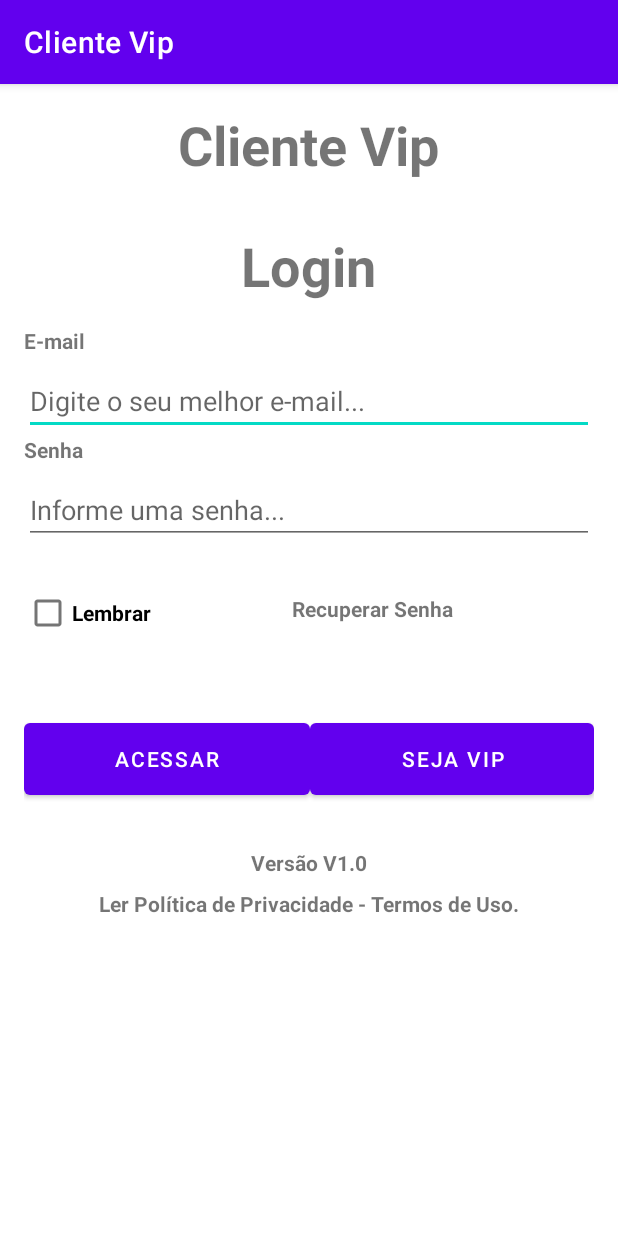
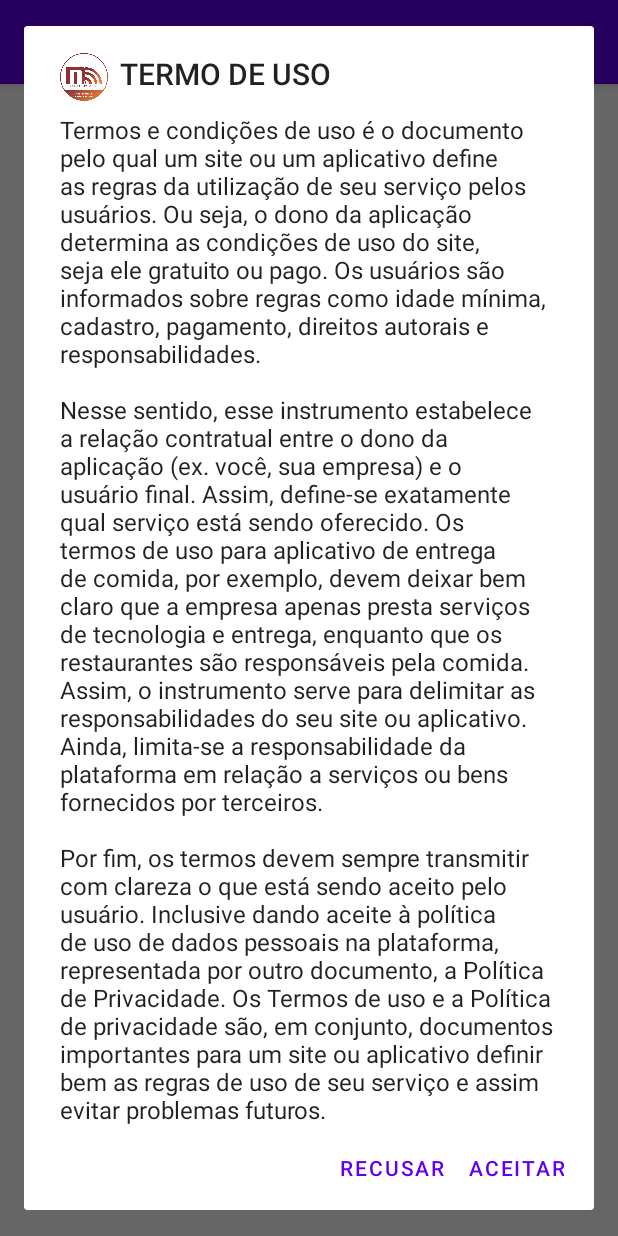
Before and after one commit to JCarvalhoOAK/AppClientesVip, an Android app: the screen it shows after launch (LoginActivity), after a tap on an icon or button, on a phone screen of 412 x 824 dp. Run offline under Robolectric (Android 15) with nearby library versions, the light colour scheme and no system bars.

Commit message:
ADD ANY AlertDialog

```diff
--- a/app/src/main/java/br/com/appclientesvip/view/LoginActivity.java
+++ b/app/src/main/java/br/com/appclientesvip/view/LoginActivity.java
@@ -1,7 +1,10 @@
 package br.com.appclientesvip.view;
 
+
+import androidx.appcompat.app.AlertDialog;
 import androidx.appcompat.app.AppCompatActivity;
 
+import android.content.DialogInterface;
 import android.content.Intent;
 import android.content.SharedPreferences;
 import android.os.Bundle;
@@ -18,7 +21,10 @@ import br.com.appclientesvip.R;
 import br.com.appclientesvip.api.AppUtil;
 import br.com.appclientesvip.model.Cliente;
 
+
 public class LoginActivity extends AppCompatActivity {
+
+    private android.app.AlertDialog dialog;
 
     Cliente clienteFake;
 
@@ -85,17 +91,51 @@ public class LoginActivity extends AppCompatActivity {
                         Toast.LENGTH_LONG).show();
             }
         });
+
+
+
         txtLerPolitica.setOnClickListener(new View.OnClickListener() {
-            @Override
-            public void onClick(View v) {
-                Toast.makeText(getApplicationContext(),
-                        "Carregando tela com a Política de Privacidade ...",
+                                              @Override
+                                              public void onClick(View v) {
+
+                  AlertDialog.Builder lerPoliticaDeUso = new AlertDialog.Builder(
+                          LoginActivity.this);
+                  lerPoliticaDeUso.setIcon(R.drawable.especializada);
+                  lerPoliticaDeUso.setTitle("TERMO DE USO");
+//                  lerPoliticaDeUso.setPositiveButtonIcon(R.drawable.)
+                  lerPoliticaDeUso.setMessage("Termos e condições de uso é o documento pelo qual um site ou um aplicativo define as regras da utilização de seu serviço pelos usuários. Ou seja, o dono da aplicação determina as condições de uso do site, seja ele gratuito ou pago. Os usuários são informados sobre regras como idade mínima, cadastro, pagamento, direitos autorais e responsabilidades.\n" +
+                          "\n" +
+                          "Nesse sentido, esse instrumento estabelece a relação contratual entre o dono da aplicação (ex. você, sua empresa) e o usuário final. Assim, define-se exatamente qual serviço está sendo oferecido. Os termos de uso para aplicativo de entrega de comida, por exemplo, devem deixar bem claro que a empresa apenas presta serviços de tecnologia e entrega, enquanto que os restaurantes são responsáveis pela comida. Assim, o instrumento serve para delimitar as responsabilidades do seu site ou aplicativo. Ainda, limita-se a responsabilidade da plataforma em relação a serviços ou bens fornecidos por terceiros.\n" +
+                          "\n" +
+                          "Por fim, os termos devem sempre transmitir com clareza o que está sendo aceito pelo usuário. Inclusive dando aceite à política de uso de dados pessoais na plataforma, representada por outro documento, a Política de Privacidade. Os Termos de uso e a Política de privacidade são, em conjunto, documentos importantes para um site ou aplicativo definir bem as regras de uso de seu serviço e assim evitar problemas futuros.");
+                  lerPoliticaDeUso.setCancelable(false);
+                  lerPoliticaDeUso.setPositiveButton("Aceitar", new DialogInterface.OnClickListener() {
+                      @Override
+                      public void onClick(DialogInterface dialog, int which) {
+                                          Toast.makeText(getApplicationContext(),
+                        "Obrigado por aceitar, continue com seu cadastro!",
                         Toast.LENGTH_LONG).show();
+
+                      }
+                  });
+//                  lerPoliticaDeUso.setNegativeButton("Recusar", null);
+                  lerPoliticaDeUso.setNegativeButton("Recusar", new DialogInterface.OnClickListener() {
+                      @Override
+                      public void onClick(DialogInterface dialog, int which) {
+                          Toast.makeText(getApplicationContext(),
+                                  "Lamentamos, mas é necessario aceitar para prosseguir!",
+                                  Toast.LENGTH_LONG).show();
+                          finish();
+                          return;
+                      }
+                  });
+
+                  lerPoliticaDeUso.create().show();
             }
         });
 
+
     }
-
 
 
     private boolean validarFormulario() {
--- a/app/src/main/res/values/strings.xml
+++ b/app/src/main/res/values/strings.xml
@@ -64,5 +64,8 @@
     <string name="txtHintRecuperarEmail">Digite o Email cadastrado</string>
     <string name="btnRecuperar">Recuperar</string>
 
+    <!--  AVISOS GERAIS  -->
+    <string name="cancelar">Deseja realmente cancelar?</string>
+
 
 </resources>
--- a/build.gradle
+++ b/build.gradle
@@ -2,10 +2,13 @@
 buildscript {
     repositories {
         google()
+        maven {url 'https://jitpack.io'}
         mavenCentral()
     }
     dependencies {
         classpath "com.android.tools.build:gradle:7.0.4"
+//        implementation 'com.github.Shashank02051997:FancyAlertDialog-Android:0.2'
+//        implementation "com.github.muigukenneth:ElegantDialog:1.1.5"
 
         // NOTE: Do not place your application dependencies here; they belong
         // in the individual module build.gradle files
```
Also changed, not shown: app/build.gradle (+8 -0 lines), app/src/main/java/br/com/appclientesvip/view/ClienteVipActivity.java (+33 -2 lines), app/src/main/res/layout/alerta.xml (added, +19 -0 lines).
